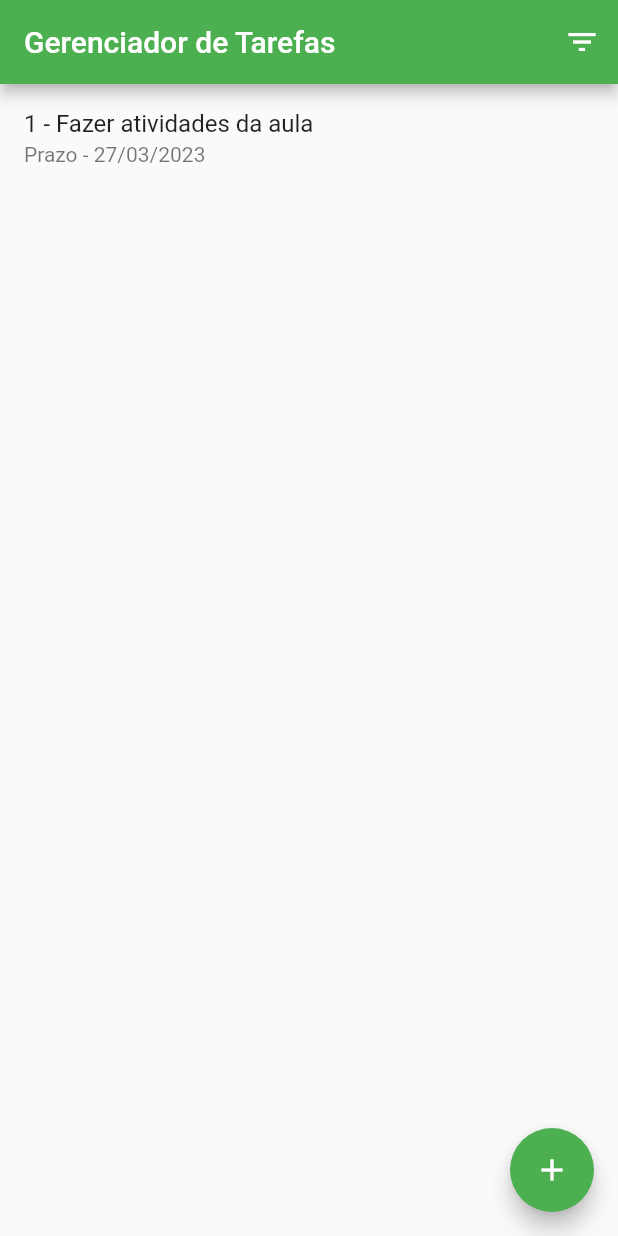
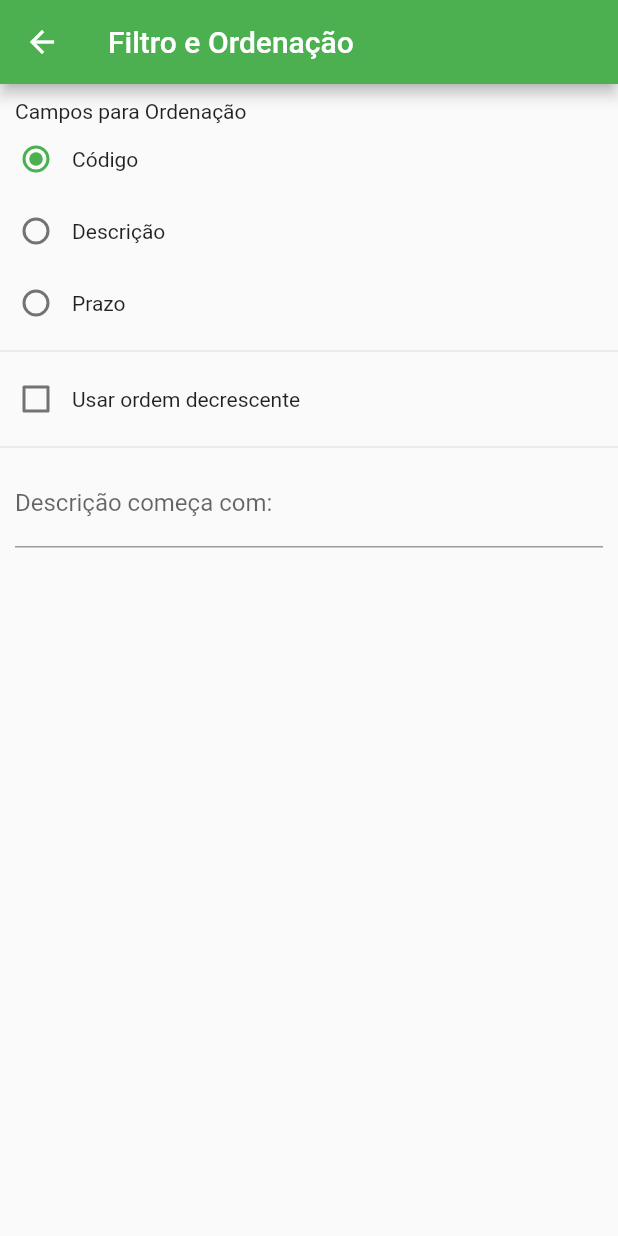
Before and after one commit to jocemir/gerenciador_tarefas_md, a Flutter app: the screen it shows after launch, after a tap on the "filter list" icon, on a phone screen of 412 x 824 dp. Run offline on Flutter 3.47's test engine with Material 2 defaults, Android fonts, the phone set to English and light mode, and no system bars; our stand-ins replace shared_preferences.

Commit message:
21-03-23 final

```diff
--- a/lib/main.dart
+++ b/lib/main.dart
@@ -1,4 +1,5 @@
 import 'package:flutter/material.dart';
+import 'package:gerenciador_tarefas_md/pages/filtro_page.dart';
 import 'package:gerenciador_tarefas_md/pages/lista_tarefas_page.dart';
 
 void main() {
@@ -18,6 +19,9 @@ class AppGerenciadorTarefas extends StatelessWidget {
         primarySwatch: Colors.green,
       ),
       home: ListaTarefaPage(),
+      routes: {
+        FiltroPage.routeName: (BuildContext context) => FiltroPage(),
+      },
     );
   }
 }
--- /dev/null
+++ b/lib/pages/filtro_page.dart
@@ -0,0 +1,125 @@
+import 'package:flutter/cupertino.dart';
+import 'package:flutter/material.dart';
+import 'package:shared_preferences/shared_preferences.dart';
+import '../model/tarefa.dart';
+
+class FiltroPage extends StatefulWidget{
+  static const routeName = '/filtro';
+  static const chaveCampoOrdenacao = 'campoOrdenacao';
+  static const chaveUsarOrdemDecrescente = 'usarOrdemDecrescente';
+  static const chaveCampoDescricao = 'campoDescricao';
+
+  @override
+  _FiltroPageState createState() => _FiltroPageState();
+
+}
+class _FiltroPageState extends State<FiltroPage> {
+
+  final _camposParaOrdenacao = {
+    Tarefa.CAMPO_ID: 'Código',
+    Tarefa.CAMPO_DESCRICAO: 'Descrição',
+    Tarefa.CAMPO_PRAZO: 'Prazo'
+  };
+
+  late final SharedPreferences _prefes;
+  final _descricaoController = TextEditingController();
+  String _campoOrdenacao = Tarefa.CAMPO_ID;
+  bool _usarOrdemDecrescente = false;
+  bool _alterouValores = false;
+
+  @override
+  void initState(){
+    super.initState();
+    _carregaDadosSharedPreferences();
+  }
+
+  void _carregaDadosSharedPreferences() async {
+    _prefes = await SharedPreferences.getInstance();
+    setState(() {
+      _campoOrdenacao = _prefes.getString(FiltroPage.chaveCampoOrdenacao) ?? Tarefa.CAMPO_ID;
+      _usarOrdemDecrescente = _prefes.getBool(FiltroPage.chaveUsarOrdemDecrescente) == true;
+      _descricaoController.text = _prefes.getString(FiltroPage.chaveCampoDescricao) ?? '' ;
+    });
+  }
+
+  @override
+  Widget build(BuildContext context){
+    return WillPopScope(
+      child: Scaffold(
+        appBar: AppBar(title: Text('Filtro e Ordenação'),
+        ),
+        body: _criarBody(),
+      ),
+      onWillPop: _onVoltarClick,
+    );
+  }
+
+  Widget _criarBody() {
+    return ListView(
+      children: [
+        Padding(
+          padding: EdgeInsets.only(left: 10, top: 10),
+          child: Text('Campos para Ordenação'),
+        ),
+        for (final campo in _camposParaOrdenacao.keys)
+          Row(
+            children: [
+              Radio(
+                value: campo,
+                groupValue: _campoOrdenacao,
+                onChanged: _onCampoParaOrdenacaoChanged,
+              ),
+              Text(_camposParaOrdenacao[campo]!),
+            ],
+          ),
+        Divider(),
+        Row(
+          children: [
+            Checkbox(
+              value: _usarOrdemDecrescente,
+              onChanged: _onUsarOrdemDecrescenteChanged,
+            ),
+            Text('Usar ordem decrescente'),
+          ],
+        ),
+        Divider(),
+        Padding(
+          padding: EdgeInsets.symmetric(horizontal: 10),
+          child: TextField(
+            decoration: InputDecoration(
+              labelText: 'Descrição começa com:',
+            ),
+            controller: _descricaoController ,
+            onChanged: _onFiltroDescricaoChanged,
+          ),
+        )
+      ],
+    );
+  }
+
+  void _onCampoParaOrdenacaoChanged(String? valor){
+    _prefes.setString(FiltroPage.chaveCampoOrdenacao, valor!);
+    _alterouValores = true;
+    setState(() {
+      _campoOrdenacao = valor;
+    });
+  }
+
+  void _onUsarOrdemDecrescenteChanged(bool? valor){
+    _prefes.setBool(FiltroPage.chaveUsarOrdemDecrescente, valor!);
+    _alterouValores = true;
+    setState(() {
+      _usarOrdemDecrescente = valor;
+    });
+  }
+
+  void _onFiltroDescricaoChanged(String? valor){
+    _prefes.setString(FiltroPage.chaveCampoDescricao, valor!);
+    _alterouValores = true;
+  }
+
+  Future<bool> _onVoltarClick() async {
+    Navigator.of(context).pop(_alterouValores);
+    return true;
+  }
+}
--- a/lib/pages/lista_tarefas_page.dart
+++ b/lib/pages/lista_tarefas_page.dart
@@ -2,6 +2,7 @@
 import 'package:flutter/cupertino.dart';
 import 'package:flutter/material.dart';
 import 'package:gerenciador_tarefas_md/model/tarefa.dart';
+import 'package:gerenciador_tarefas_md/pages/filtro_page.dart';
 
 import '../widgets/conteudo_form_dialog.dart';
 import 'conteudo_form_dialog.dart';
@@ -19,13 +20,13 @@ class _ListaTarefasPageState extends State<ListaTarefaPage>{
 
   final tarefas = <Tarefa>
   [
-    Tarefa(id: 1,
-      descricao: 'Fazer atividades da aula',
-      prazo: DateTime.now().add(Duration(days: 5)),
-    )
+    //Tarefa(id: 1,
+    // descricao: 'Fazer atividades da aula',
+    // prazo: DateTime.now().add(Duration(days: 5)),
+    // )
   ];
 
-  var _ultimoId = 1;
+  var _ultimoId = 0;
 
   @override
   Widget build(BuildContext context){
@@ -60,10 +61,11 @@ class _ListaTarefasPageState extends State<ListaTarefaPage>{
                       final novaTarefa = key.currentState!.novaTarefa;
                       if(index == null){
                         novaTarefa.id = ++_ultimoId;
+                        tarefas.add(novaTarefa);
                       }else{
                         tarefas[index] = novaTarefa;
                       }
-                      tarefas.add(novaTarefa);
+
                     });
                     Navigator.of(context).pop();
                   }
@@ -80,7 +82,7 @@ class _ListaTarefasPageState extends State<ListaTarefaPage>{
       title: const Text('Gerenciador de Tarefas'),
       actions: [
         IconButton(
-            onPressed: () {},
+            onPressed: _abrirPaginaFiltro,
             icon: const Icon(Icons.filter_list)),
       ],
     );
@@ -178,4 +180,16 @@ class _ListaTarefasPageState extends State<ListaTarefaPage>{
       )
     ];
   }
+
+  void _abrirPaginaFiltro(){
+    final navigator = Navigator.of(context);
+    navigator.pushNamed(FiltroPage.routeName).then((alterouValores){
+      if( alterouValores == true){
+        ///filtro
+      }
+    }
+
+    );
+
+  }
 }
--- a/pubspec.yaml
+++ b/pubspec.yaml
@@ -36,6 +36,7 @@ dependencies:
   # Use with the CupertinoIcons class for iOS style icons.
   cupertino_icons: ^1.0.2
   intl: ^0.18.0
+  shared_preferences: ^2.0.20
 
 dev_dependencies:
   flutter_test:
```
Also changed, not shown: pubspec.lock.
